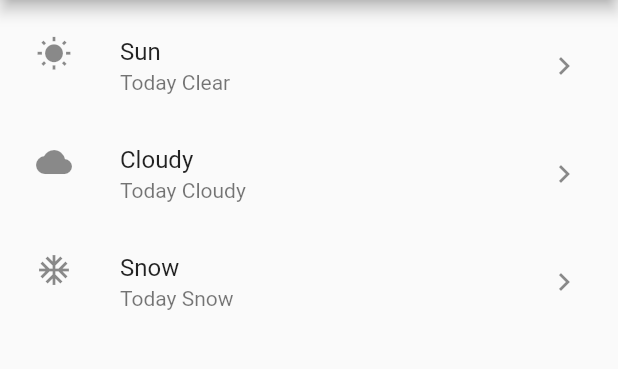
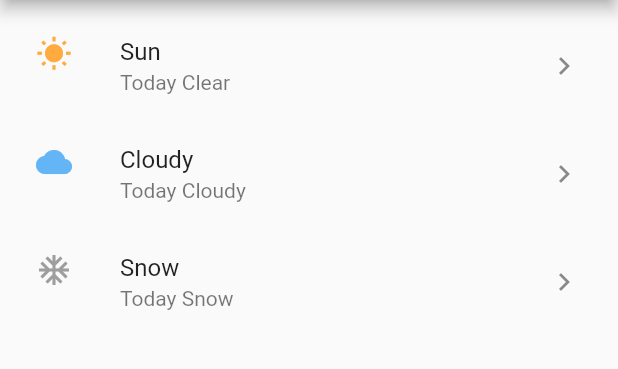
Before and after one commit to YanaLugina/app_list_view, a Flutter app: the screen it shows after launch, on a phone screen of 412 x 824 dp, the part 84-453 px from its top. Run offline on Flutter 3.47's test engine with Material 2 defaults, Android fonts, the phone set to English and light mode, and no system bars.

Commit message:
vertical: changed icons color and add functions on Tap

```diff
--- a/lib/main.dart
+++ b/lib/main.dart
@@ -36,24 +36,28 @@ Widget _myListView() {
     // shrinkWrap: true, // very heavy, need many recalculation actions, do not use this
     // scrollDirection: Axis.horizontal,
     // itemExtent: 300,  // GOOD, need to use, light for core ! this set max width for children when Axis.horizontal, or max height when Axis.vertical
+    // reverse: true,
     children: <Widget>[
       ListTile(
         title:Text('Sun'),
         subtitle: Text('Today Clear'),
-        leading: Icon(Icons.wb_sunny),
+        leading: Icon(Icons.wb_sunny, color: Colors.orangeAccent,),
         trailing: Icon(Icons.keyboard_arrow_right),
+        onTap:() => {},
       ),
       ListTile(
         title:Text('Cloudy'),
         subtitle: Text('Today Cloudy'),
-        leading: Icon(Icons.wb_cloudy),
+        leading: Icon(Icons.wb_cloudy, color: Colors.blue.shade300),
         trailing: Icon(Icons.keyboard_arrow_right),
+        onTap:() => {},
       ),
       ListTile(
         title:Text('Snow'),
         subtitle: Text('Today Snow'),
-        leading: Icon(Icons.ac_unit),
+        leading: Icon(Icons.ac_unit, color: Colors.grey),
         trailing: Icon(Icons.keyboard_arrow_right),
+        onTap:() => {},
       ),
     ],
   );
```
